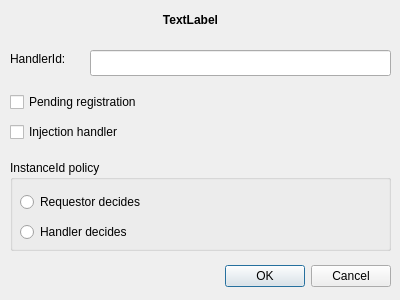
Above: src/util/sate/src/registerhandlerdialog.ui from SafirSDK/safir-sdk-core before the change. Below: the same form after it.
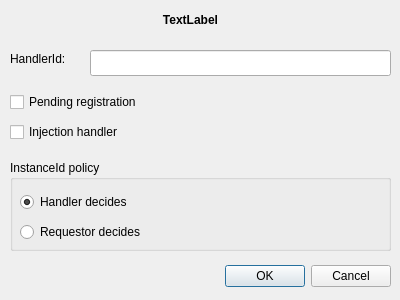
That is the form after the change.

Diff of the .ui file:
```diff
--- a/src/util/sate/src/registerhandlerdialog.ui
+++ b/src/util/sate/src/registerhandlerdialog.ui
@@ -94,7 +94,7 @@
     <property name="geometry">
      <rect>
       <x>10</x>
-      <y>30</y>
+      <y>60</y>
       <width>281</width>
       <height>24</height>
      </rect>
@@ -107,7 +107,7 @@
     <property name="geometry">
      <rect>
       <x>10</x>
-      <y>60</y>
+      <y>30</y>
       <width>291</width>
       <height>24</height>
      </rect>
@@ -115,6 +115,9 @@
     <property name="text">
      <string>Handler decides</string>
     </property>
+    <property name="checked">
+     <bool>true</bool>
+    </property>
    </widget>
   </widget>
   <widget class="QLabel" name="nameLabel">
```
